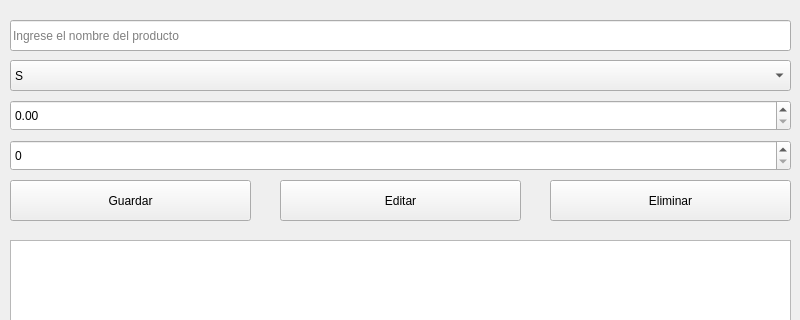
First picture: the form in mainwindow.ui, repository byr9w3n/InventarioTienda, before the edit; both pictures show x 0 to 800 and y 0 to 320 of the 800 by 600 pixel window.
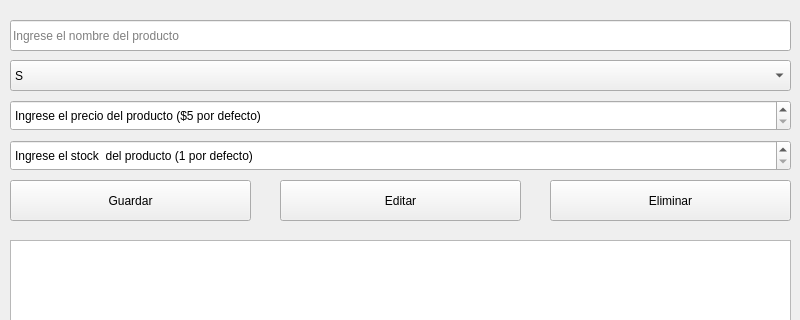
Second picture: the form after the edit.

Commit message: mejoras de interfaz

What changed in the file:
```diff
--- a/mainwindow.ui
+++ b/mainwindow.ui
@@ -36,6 +36,15 @@
       <height>31</height>
      </rect>
     </property>
+    <property name="specialValueText">
+     <string>Ingrese el precio del producto ($5 por defecto)</string>
+    </property>
+    <property name="minimum">
+     <double>5.000000000000000</double>
+    </property>
+    <property name="maximum">
+     <double>100.000000000000000</double>
+    </property>
    </widget>
    <widget class="QSpinBox" name="txtStock">
     <property name="geometry">
@@ -46,6 +55,15 @@
       <height>31</height>
      </rect>
     </property>
+    <property name="specialValueText">
+     <string>Ingrese el stock  del producto (1 por defecto)</string>
+    </property>
+    <property name="minimum">
+     <number>1</number>
+    </property>
+    <property name="maximum">
+     <number>100</number>
+    </property>
    </widget>
    <widget class="QPushButton" name="btnGuardar">
     <property name="geometry">
```
The commit also changes 3 other files.
